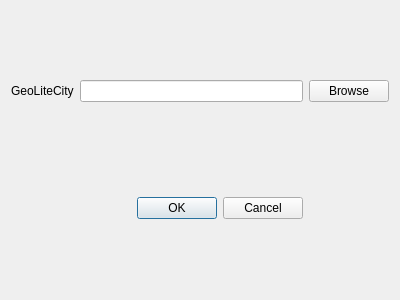
Old version of the form qt_cpp_version/QtGeoIp/PreferencesForm.ui in the repository AndreMiras/py-qt-geo-ip.
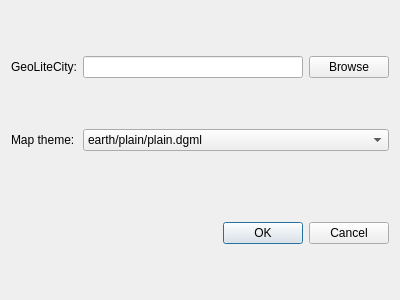
New version of the form.

Commit message: ability to update marble map theme

What changed in the file:
```diff
--- a/qt_cpp_version/QtGeoIp/PreferencesForm.ui
+++ b/qt_cpp_version/QtGeoIp/PreferencesForm.ui
@@ -16,26 +16,13 @@
   <layout class="QGridLayout" name="gridLayout">
    <item row="2" column="2">
     <layout class="QGridLayout" name="gridLayout_2">
-     <item row="0" column="0">
-      <widget class="QLabel" name="label">
+     <item row="2" column="0">
+      <widget class="QLabel" name="label_2">
        <property name="text">
-        <string>GeoLiteCity</string>
+        <string>Map theme:</string>
        </property>
       </widget>
      </item>
-     <item row="2" column="1">
-      <widget class="QDialogButtonBox" name="okCancelButtonBox">
-       <property name="orientation">
-        <enum>Qt::Horizontal</enum>
-       </property>
-       <property name="standardButtons">
-        <set>QDialogButtonBox::Cancel|QDialogButtonBox::Ok</set>
-       </property>
-      </widget>
-     </item>
-     <item row="0" column="1">
-      <widget class="QLineEdit" name="geoLiteCityPathLineEdit"/>
-     </item>
      <item row="0" column="2">
       <widget class="QPushButton" name="browsePushButton">
        <property name="text">
@@ -43,7 +30,7 @@
        </property>
       </widget>
      </item>
-     <item row="1" column="1">
+     <item row="3" column="1">
       <spacer name="horizontalSpacer">
        <property name="orientation">
         <enum>Qt::Horizontal</enum>
@@ -56,6 +43,45 @@
        </property>
       </spacer>
      </item>
+     <item row="0" column="0">
+      <widget class="QLabel" name="label">
+       <property name="text">
+        <string>GeoLiteCity:</string>
+       </property>
+      </widget>
+     </item>
+     <item row="0" column="1">
+      <widget class="QLineEdit" name="geoLiteCityPathLineEdit"/>
+     </item>
+     <item row="2" column="1" colspan="2">
+      <widget class="QComboBox" name="mapThemeComboBox">
+       <item>
+        <property name="text">
+         <string>earth/plain/plain.dgml</string>
+        </property>
+       </item>
+       <item>
+        <property name="text">
+         <string>earth/bluemarble/bluemarble.dgml</string>
+        </property>
+       </item>
+       <item>
+        <property name="text">
+         <string>earth/openstreetmap/openstreetmap.dgml</string>
+        </property>
+       </item>
+      </widget>
+     </item>
+     <item row="4" column="1" colspan="2">
+      <widget class="QDialogButtonBox" name="okCancelButtonBox">
+       <property name="orientation">
+        <enum>Qt::Horizontal</enum>
+       </property>
+       <property name="standardButtons">
+        <set>QDialogButtonBox::Cancel|QDialogButtonBox::Ok</set>
+       </property>
+      </widget>
+     </item>
     </layout>
    </item>
   </layout>
```
The commit also changes 4 other files.
